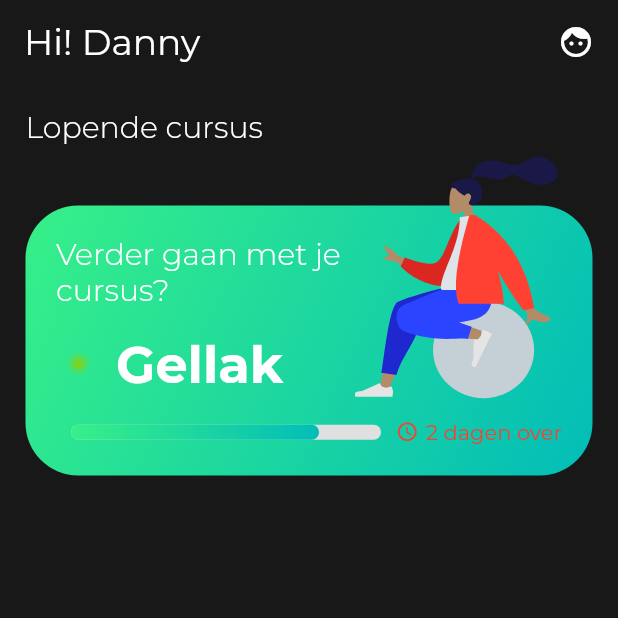
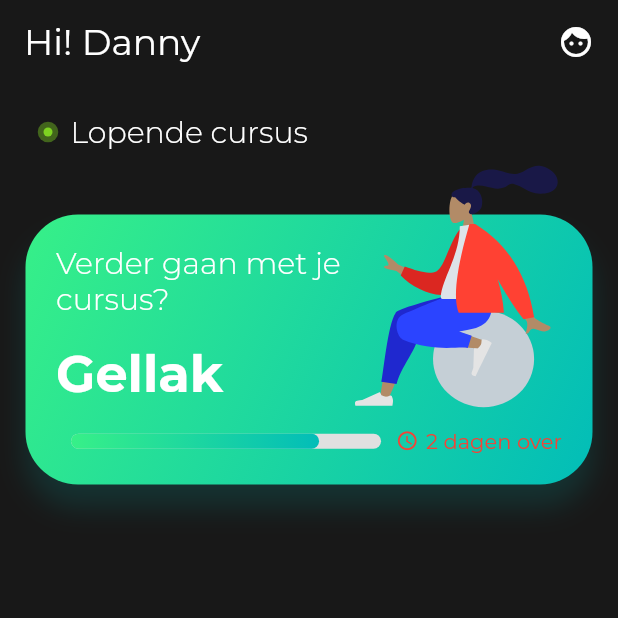
Before and after one commit to dannyajc/nailstudy_app_flutter, a Flutter app: the screen it shows after launch, on a phone screen of 412 x 824 dp, the top half of it. Run offline on Flutter 3.47's test engine with Material 2 defaults, Android fonts, the light colour scheme and no system bars; drawn by our look-alikes of percent_indicator; our stand-ins replace flutter_svg, google_fonts, lottie.

Commit message:
Add boxshadow

```diff
--- a/lib/main.dart
+++ b/lib/main.dart
@@ -43,6 +43,7 @@
   @override
   Widget build(BuildContext context) {
     var screen = MediaQuery.of(context).size;
+
     return Scaffold(
       appBar: AppBar(
         title: Text('Hi! Danny', style: Theme.of(context).textTheme.headline5),
@@ -70,8 +71,13 @@
           child: Column(
             crossAxisAlignment: CrossAxisAlignment.start,
             children: [
+              Row(
+                children: [
+                  Lottie.asset('assets/lottie/live.json', width: 30),
                   Text('Lopende cursus',
                       style: Theme.of(context).textTheme.headline6),
+                ],
+              ),
               Container(
                 width: screen.width,
                 height: 220,
@@ -82,6 +88,12 @@
                       height: 180,
                       width: screen.width,
                       decoration: BoxDecoration(
+                          boxShadow: [
+                            BoxShadow(
+                                color: kAccentColor2.withAlpha(40),
+                                blurRadius: 15.0,
+                                offset: const Offset(0.0, 15))
+                          ],
                           borderRadius: BorderRadius.circular(35),
                           gradient: const LinearGradient(
                               colors: [
@@ -105,22 +117,12 @@
                                 style: Theme.of(context).textTheme.headline6,
                               ),
                             ),
-                            Row(
-                              mainAxisAlignment: MainAxisAlignment.start,
-                              children: [
-                                Lottie.asset('assets/lottie/live.json',
-                                    width: 30),
-                                const SizedBox(
-                                  width: 10,
-                                ),
                             Text(
                               'Gellak',
                               style: Theme.of(context)
                                   .textTheme
                                   .headline4!
                                   .copyWith(fontWeight: FontWeight.bold),
-                                ),
-                              ],
                             ),
                             Row(
                               children: [
```
Lines whose indentation alone changed are shown as unchanged.
